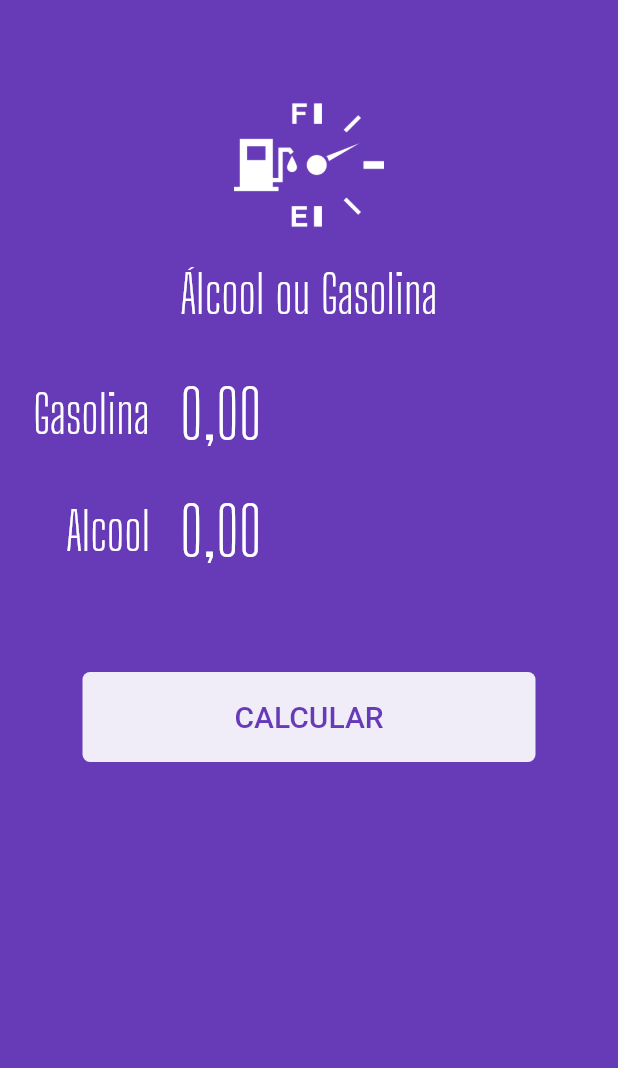
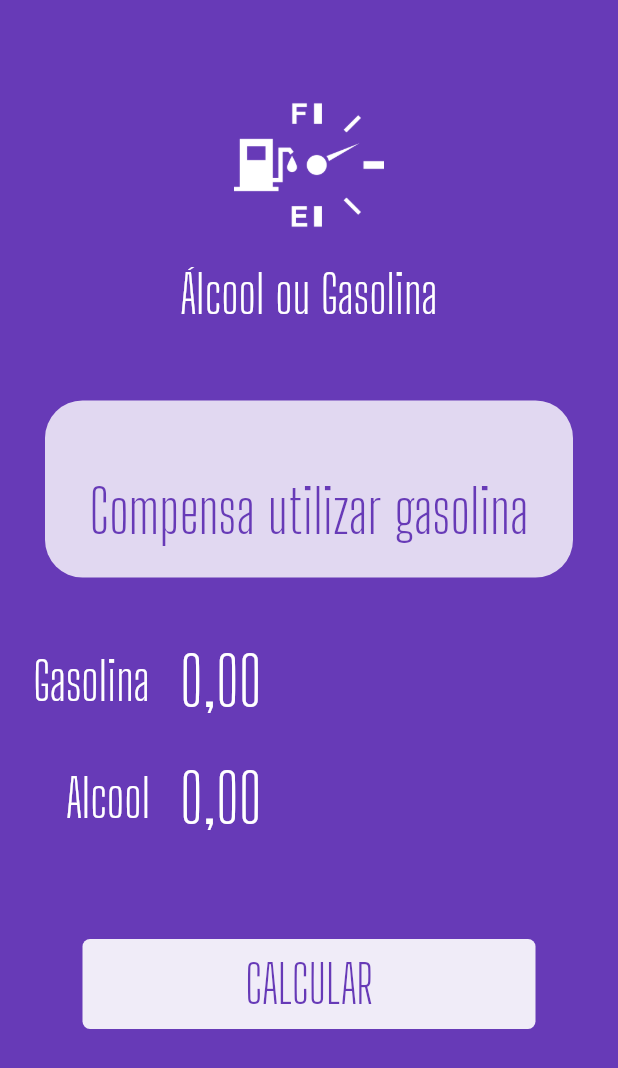
Before and after one commit to eichild/App-Gasolina, a Flutter app: the screen it shows after launch, on a phone screen of 412 x 824 dp. Shown: the top 1068 px of the screen. Run offline on Flutter 3.47's test engine with Material 2 defaults, Android fonts, the phone set to English and light mode, and no system bars; our stand-ins replace flutter_masked_text.

```diff
--- a/app_alcool_gasolina/lib/main.dart
+++ b/app_alcool_gasolina/lib/main.dart
@@ -31,6 +31,32 @@ class HomePage extends StatelessWidget {
       body: ListView(
         children: <Widget>[
           Logo(),
+          Container(
+            margin: EdgeInsets.all(30),
+            decoration: BoxDecoration(
+              color: Colors.white.withOpacity(0.8),
+              borderRadius: BorderRadius.circular(25),
+            ),
+            child: Column(
+              children: <Widget>[
+                SizedBox(
+                  height: 50,
+                ),
+                Text(
+                  "Compensa utilizar gasolina",
+                  style: TextStyle(
+                      color: Theme.of(context).primaryColor,
+                      fontSize: 40,
+                      fontFamily: "Big Shoulders Display"),
+                  textAlign: TextAlign.center,
+                ),
+                SizedBox(
+                  height: 20,
+                ),
+
+              ],
+            ),
+          ),
           Input(
             ctrl: gasControlller,
             label: "Gasolina",
@@ -39,23 +65,22 @@ class HomePage extends StatelessWidget {
             ctrl: alcController,
             label: "Alcool",
           ),
-
           Container(
             margin: EdgeInsets.all(55),
             height: 60,
             decoration: BoxDecoration(
-              color: Colors.white.withOpacity(0.9),
-              borderRadius: BorderRadius.circular(5)
+                color: Colors.white.withOpacity(0.9),
+                borderRadius: BorderRadius.circular(5)),
+            child: FlatButton(
+              child: Text(
+                "CALCULAR",
+                style: TextStyle(
+                    color: Theme.of(context).primaryColor,
+                    fontSize: 35,
+                    fontFamily: "Big Shoulders Display"),
+              ),
+              onPressed: () {},
             ),
-            child: FlatButton(
-              child: Text("CALCULAR",
-              style: TextStyle(
-                color: Theme.of(context).primaryColor,
-                fontSize: 20,
-              ),
-              ),
-              onPressed: (){},
-              ),
           )
         ],
       ),
```
Also changed, not shown: app_alcool_gasolina/lib/widgets/loading_button_widget.dart (added, +25 -0 lines).
